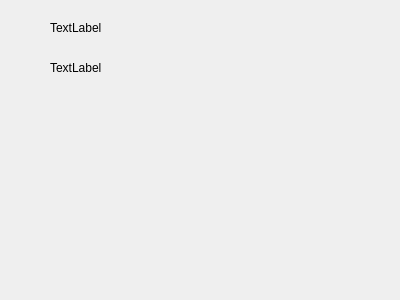
Before: the Qt Designer form src/Widgets/contactdetails.ui in Open-Transactions/Moneychanger, drawn with Qt 5.
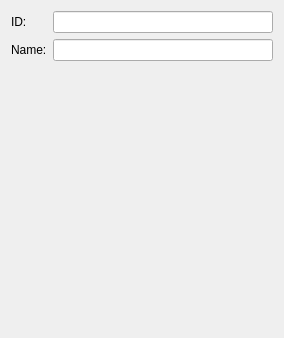
After: the same form once the commit is applied. Custom widgets are drawn as their Qt base class.

What changed in the file:
```diff
--- a/src/Widgets/contactdetails.ui
+++ b/src/Widgets/contactdetails.ui
@@ -6,39 +6,54 @@
    <rect>
     <x>0</x>
     <y>0</y>
-    <width>400</width>
-    <height>300</height>
+    <width>284</width>
+    <height>338</height>
    </rect>
   </property>
   <property name="windowTitle">
    <string>Form</string>
   </property>
-  <widget class="QLabel" name="label">
-   <property name="geometry">
-    <rect>
-     <x>50</x>
-     <y>20</y>
-     <width>62</width>
-     <height>16</height>
-    </rect>
+  <layout class="QFormLayout" name="formLayout">
+   <item row="0" column="0">
+    <widget class="QLabel" name="labelID">
+     <property name="layoutDirection">
+      <enum>Qt::LeftToRight</enum>
    </property>
    <property name="text">
-    <string>TextLabel</string>
-   </property>
-  </widget>
-  <widget class="QLabel" name="label_2">
-   <property name="geometry">
-    <rect>
-     <x>50</x>
-     <y>60</y>
-     <width>62</width>
-     <height>16</height>
-    </rect>
-   </property>
+      <string>ID:</string>
+     </property>
+     <property name="alignment">
+      <set>Qt::AlignLeading|Qt::AlignLeft|Qt::AlignVCenter</set>
+     </property>
+    </widget>
+   </item>
+   <item row="0" column="1">
+    <widget class="QLineEdit" name="lineEditID">
+     <property name="sizePolicy">
+      <sizepolicy hsizetype="Expanding" vsizetype="Maximum">
+       <horstretch>0</horstretch>
+       <verstretch>0</verstretch>
+      </sizepolicy>
+     </property>
+     <property name="alignment">
+      <set>Qt::AlignLeading|Qt::AlignLeft|Qt::AlignTop</set>
+     </property>
+     <property name="readOnly">
+      <bool>true</bool>
+     </property>
+    </widget>
+   </item>
+   <item row="1" column="0">
+    <widget class="QLabel" name="labelName">
    <property name="text">
-    <string>TextLabel</string>
-   </property>
-  </widget>
+      <string>Name:</string>
+     </property>
+    </widget>
+   </item>
+   <item row="1" column="1">
+    <widget class="QLineEdit" name="lineEditName"/>
+   </item>
+  </layout>
  </widget>
  <customwidgets>
   <customwidget>
```
Left out of the diff: 2 changed lines with no effect on the pictures. Lines whose indentation alone changed are shown as unchanged.
